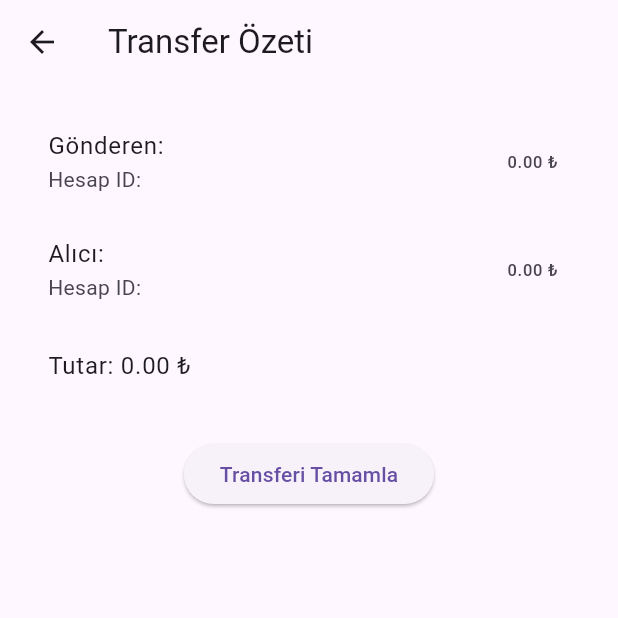
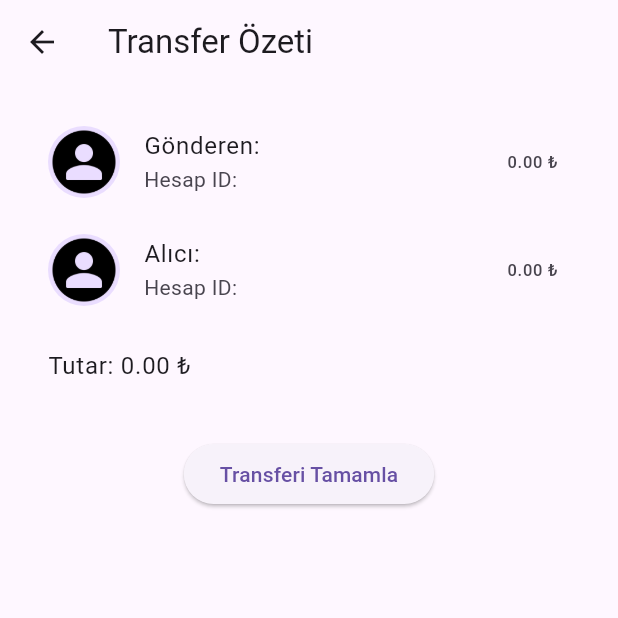
Before and after one commit to Eyyup-kardes/eykar_bankk, a Flutter app: the TransferSummaryPage screen opened directly, on a phone screen of 412 x 824 dp, the top half of it. Run offline on Flutter 3.47's test engine with Material 3 defaults, Android fonts, the phone set to English and light mode, and no system bars; our stand-ins replace camera, cloud_firestore, firebase_auth, firebase_core, firebase_storage, flutter_image_compress and 4 more; missing offline and left inert: google_mlkit_face_detection, tflite_flutter; accounts and stored records are empty.

Commit message:
dosya düzenlenmesi

```diff
--- a/lib/views/home/transfer/transfer_controller.dart
+++ b/lib/views/home/transfer/transfer_controller.dart
@@ -12,6 +12,10 @@ class TransferController extends GetxController {
 
   final fromAccountBalance = 0.0.obs;
   final toAccountBalance = 0.0.obs;
+
+  final fromUserPhotoUrl = ''.obs;
+  final toUserPhotoUrl = ''.obs;
+
 
   final isInternalTransfer = true.obs; // true: kendi hesapların arası, false: başka kullanıcı
 
@@ -93,6 +97,7 @@ class TransferController extends GetxController {
     final fromUserSnapshot = await firestore.collection('users').doc(userId).get();
     final fromUserData = fromUserSnapshot.data();
     fromUserName.value = fromUserData?['name'] ?? 'Bilinmiyor';
+    fromUserPhotoUrl.value = fromUserData?['profileImageUrl'] ?? '';
 
     final fromAccounts = List<Map<String, dynamic>>.from(fromUserData?['cashMoney'] ?? []);
     final fromAccount = fromAccounts.firstWhere(
@@ -103,6 +108,7 @@ class TransferController extends GetxController {
 
     if (isInternalTransfer.value) {
       toUserName.value = fromUserName.value;
+      toUserPhotoUrl.value = fromUserPhotoUrl.value;
 
       final toAccount = fromAccounts.firstWhere(
             (acc) => acc['id'] == toAccountId.value,
@@ -113,6 +119,7 @@ class TransferController extends GetxController {
       final toUserSnapshot = await firestore.collection('users').doc(otherUserId.value).get();
       final toUserData = toUserSnapshot.data();
       toUserName.value = toUserData?['name'] ?? 'Bilinmiyor';
+      toUserPhotoUrl.value = toUserData?['profileImageUrl'] ?? '';
 
       final toAccounts = List<Map<String, dynamic>>.from(toUserData?['cashMoney'] ?? []);
       final toAccount = toAccounts.firstWhere(
@@ -122,6 +129,7 @@ class TransferController extends GetxController {
       toAccountBalance.value = (toAccount['amount'] ?? 0.0).toDouble();
     }
   }
+
 
 
   Future<void> makeInternalTransfer() async {
--- a/lib/views/home/transfer/transfer_summary_page.dart
+++ b/lib/views/home/transfer/transfer_summary_page.dart
@@ -17,11 +17,23 @@ class TransferSummaryPage extends StatelessWidget {
         child: Column(
           children: [
             ListTile(
+              leading: CircleAvatar(
+                radius: 24,
+                backgroundImage: controller.fromUserPhotoUrl.value.isNotEmpty
+                    ? NetworkImage(controller.fromUserPhotoUrl.value)
+                    : const AssetImage('assets/default_person.png') as ImageProvider,
+              ),
               title: Text("Gönderen: ${controller.fromUserName.value}"),
               subtitle: Text("Hesap ID: ${controller.fromAccountId.value}"),
               trailing: Text("${controller.fromAccountBalance.value.toStringAsFixed(2)} ₺"),
             ),
             ListTile(
+              leading: CircleAvatar(
+                radius: 24,
+                backgroundImage: controller.toUserPhotoUrl.value.isNotEmpty
+                    ? NetworkImage(controller.toUserPhotoUrl.value)
+                    : const AssetImage('assets/default_person.png') as ImageProvider,
+              ),
               title: Text("Alıcı: ${controller.toUserName.value}"),
               subtitle: Text("Hesap ID: ${controller.toAccountId.value}"),
               trailing: Text("${controller.toAccountBalance.value.toStringAsFixed(2)} ₺"),
--- a/pubspec.yaml
+++ b/pubspec.yaml
@@ -81,7 +81,7 @@ flutter:
 
   # To add assets to your application, add an assets section, like this:
   assets:
-    - assets/models/
+    - assets/
   #   - images/a_dot_ham.jpeg
 
   # An image asset can refer to one or more resolution-specific "variants", see
```
Also changed, not shown: assets/default_person.png (added), 1 other file.
